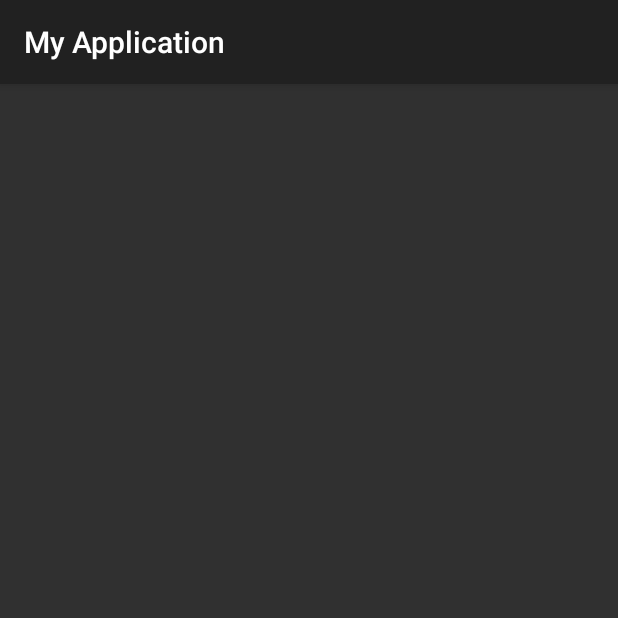
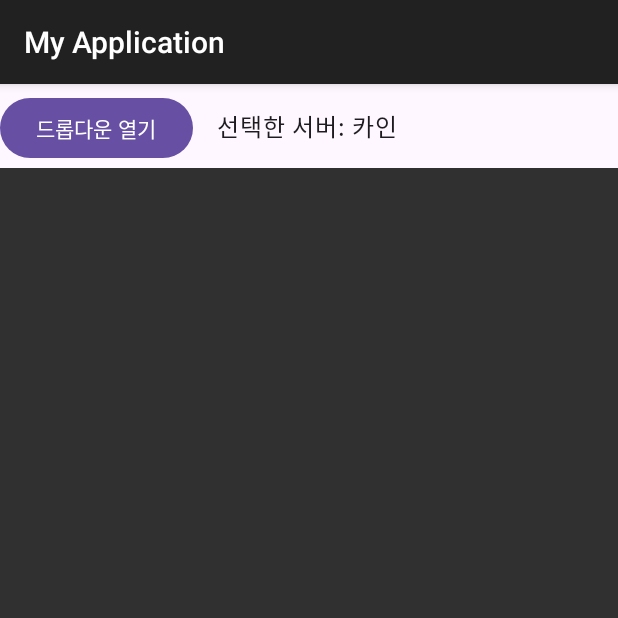
Before and after one commit to cho123456789/NeopleProject, an Android app built with Jetpack Compose: the screen it shows after launch (MainActivity), on a phone screen of 412 x 824 dp, the top half of it. Run offline under Robolectric (Android 15) with nearby library versions, the light colour scheme and no system bars.

Commit message:
던파 서버 스피너 연결 완료

```diff
--- a/app/src/main/java/com/example/myapplication/MainActivity.kt
+++ b/app/src/main/java/com/example/myapplication/MainActivity.kt
@@ -1,22 +1,33 @@
 package com.example.myapplication
+import android.annotation.SuppressLint
 import android.os.Bundle
 import android.util.Log
-import android.widget.Toast
 import androidx.activity.compose.setContent
 import androidx.appcompat.app.AppCompatActivity
-import androidx.compose.foundation.layout.Column
-import androidx.compose.foundation.layout.fillMaxSize
+import androidx.compose.foundation.layout.Row
 import androidx.compose.foundation.layout.fillMaxWidth
+import androidx.compose.foundation.layout.padding
+import androidx.compose.material3.Button
 import androidx.compose.material3.DropdownMenu
 import androidx.compose.material3.DropdownMenuItem
+import androidx.compose.material3.MaterialTheme
+import androidx.compose.material3.Surface
 import androidx.compose.material3.Text
 import androidx.compose.runtime.Composable
 import androidx.compose.runtime.LaunchedEffect
+import androidx.compose.runtime.getValue
+import androidx.compose.runtime.mutableStateOf
+import androidx.compose.runtime.remember
+import androidx.compose.runtime.setValue
 import androidx.compose.ui.Modifier
 import androidx.compose.ui.platform.LocalContext
 import androidx.compose.ui.tooling.preview.Preview
+import androidx.compose.ui.unit.dp
+import androidx.lifecycle.Lifecycle
+import androidx.lifecycle.lifecycleScope
+import androidx.lifecycle.repeatOnLifecycle
 import androidx.lifecycle.viewmodel.compose.viewModel
-import com.example.myapplication.ui.theme.MyApplicationTheme
+import kotlinx.coroutines.launch
 
 
 class MainActivity : AppCompatActivity() {
@@ -24,10 +35,14 @@ class MainActivity : AppCompatActivity() {
     override fun onCreate(savedInstanceState: Bundle?) {
         super.onCreate(savedInstanceState)
         setContent {
-            ServerListScreen()
+        MaterialTheme {
+            Surface {
+                ComposeDropdownMenuExample()
+                }
+            }
         }
     }
-
+    @SuppressLint("CoroutineCreationDuringComposition")
     @Composable
     fun ServerListScreen() {
         val serverViewModel: ServerViewModel = viewModel()
@@ -36,22 +51,86 @@ class MainActivity : AppCompatActivity() {
         LaunchedEffect(Unit) {
             serverViewModel.getServers()
         }
-        serverViewModel.serverNames.observe(this@MainActivity, { serNames ->
-            serNames?.let {
-                Log.d("TAG", it.toString())
+        lifecycleScope.launch {
+            lifecycle.repeatOnLifecycle(Lifecycle.State.STARTED)
+            {
+                launch {
+                    serverViewModel.serverNames.collect {
+                        Log.d("TAG", it.toString())
+                    }
+                }
+                launch {
+                    serverViewModel.serverId.collect {
+                        Log.d("TAG", it.toString())
+                    }
+                }
+
             }
-        })
-        serverViewModel.serverId.observe(this@MainActivity,{
-            serverId -> serverId?.let{
-            Log.d("TAG", it.toString())
         }
-        })
+}@Composable
+    fun DropdownMenuExample(items: List<Pair<String, String>>) {
+        var expanded by remember { mutableStateOf(false) }
+        var selectedIndex by remember { mutableStateOf(0) }
+
+        val koreanToEnglishMap = mapOf(
+            "카인" to "cain",
+            "디레지에" to "diregie",
+            "시로코" to "siroco",
+            "프레이" to "prey",
+            "카시야스" to "casillas",
+            "힐더" to "hilder",
+            "안톤" to "anton",
+            "바칼" to "bakal"
+        )
+
+        Row(
+            modifier = Modifier.fillMaxWidth()
+        ) {
+            // 드롭다운 버튼
+            DropdownMenu(
+                expanded = expanded,
+                onDismissRequest = { expanded = false },
+                modifier = Modifier.padding(16.dp).fillMaxWidth()
+            ) {
+                items.forEachIndexed { index, item ->
+                    DropdownMenuItem(
+                        text = { Text(text = item.second)}, onClick = {
+                        selectedIndex = index
+                        expanded = false
+                        Log.d("TAG", item.first)
+                    })
+                }
+            }
+            Button(
+                modifier = Modifier.padding(top = 5.dp),
+                onClick = { expanded = true }) {
+                Text(text = "드롭다운 열기")
+            }
+            val selectedKorean = items[selectedIndex].second
+            // 선택된 아이템 표시
+            Text(
+                text = "선택한 서버: ${selectedKorean}",
+                modifier = Modifier.padding(16.dp)
+            )
+        }
     }
-}
+    @Composable
+    fun ComposeDropdownMenuExample() {
+        val items = listOf(
+            Pair("cain", "카인"),
+            Pair("diregie", "디레지에"),
+            Pair("siroco", "시로코"),
+            Pair("prey", "프레이"),
+            Pair("casillas", "카시야스"),
+            Pair("hilder", "힐더"),
+            Pair("anton", "안톤"),
+            Pair("bakal", "바칼")
+        )
+        DropdownMenuExample(items = items)
+        ServerListScreen()
+    }
     @Preview(showBackground = true)
     @Composable
     fun GreetingPreview() {
-        MyApplicationTheme {
-
-        }
+    }
 }
--- a/app/src/main/java/com/example/myapplication/ServerViewModel.kt
+++ b/app/src/main/java/com/example/myapplication/ServerViewModel.kt
@@ -8,6 +8,8 @@ import com.example.myapplication.network.NeopleApiService
 import com.example.myapplication.network.ServerResponse
 import kotlinx.coroutines.CoroutineDispatcher
 import kotlinx.coroutines.Dispatchers
+import kotlinx.coroutines.flow.MutableStateFlow
+import kotlinx.coroutines.flow.StateFlow
 import kotlinx.coroutines.launch
 import kotlinx.coroutines.withContext
 import retrofit2.Retrofit
@@ -24,14 +26,16 @@ class ServerViewModel(
         .build()
         .create(NeopleApiService::class.java)
 
-    private val _serverNames = MutableLiveData<List<String>>()
-    private val _serverIds = MutableLiveData<List<String>>()
+    private val _serverNames = MutableStateFlow<List<String>>(emptyList())
+    val serverNames: StateFlow<List<String>> = _serverNames
 
+    private val _serverIds = MutableStateFlow<List<String>>(emptyList())
+    val serverId: StateFlow<List<String>> = _serverIds
 
-    val serverNames: LiveData<List<String>> = _serverNames
-    val serverId: LiveData<List<String>> = _serverIds
-
-
+    init{
+        _serverIds.value = emptyList()
+        _serverIds.value = emptyList()
+    }
     fun getServers() {
         viewModelScope.launch {
             val serverResponse = getServersFromApi()
```
